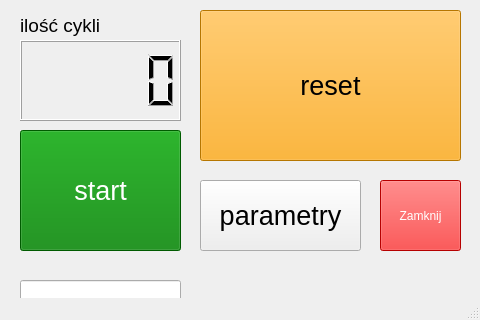
lgruszka/step_motor, file mainwindow.ui: the form before one commit.
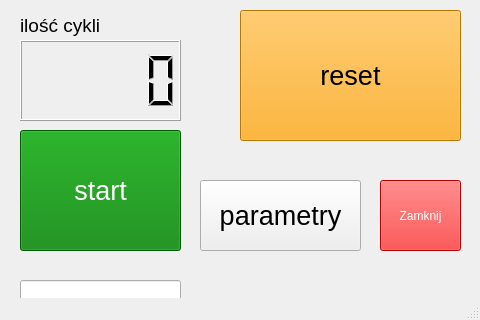
The form after the commit.

Commit message: param window

Patch:
```diff
--- a/mainwindow.ui
+++ b/mainwindow.ui
@@ -17,10 +17,10 @@
    <widget class="QPushButton" name="resetCounterBtn">
     <property name="geometry">
      <rect>
-      <x>200</x>
+      <x>240</x>
       <y>10</y>
-      <width>261</width>
-      <height>151</height>
+      <width>221</width>
+      <height>131</height>
      </rect>
     </property>
     <property name="font">
```
The commit also changes 5 other files.
